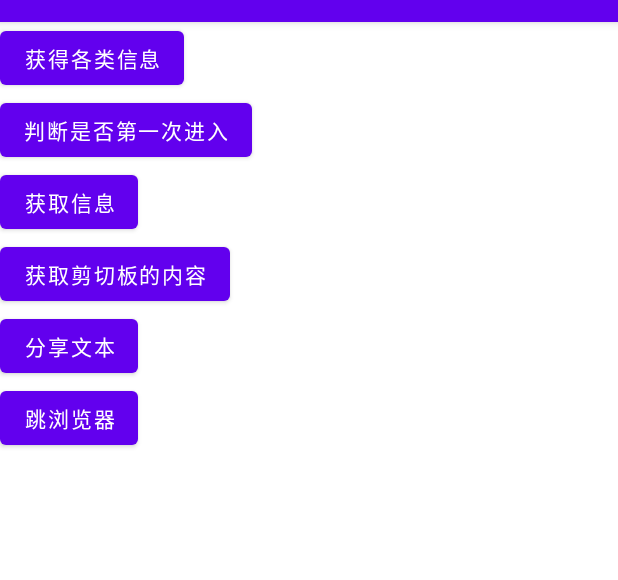
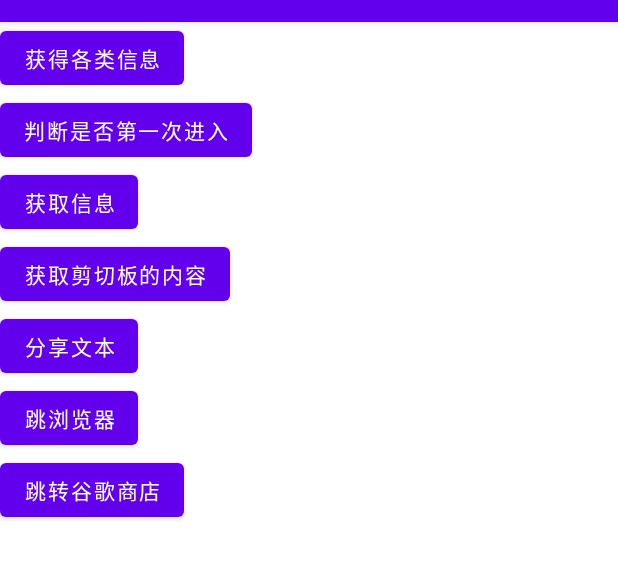
Before and after one commit to 18319557579/UtilsTest, an Android app: the screen it shows after launch (MainActivity), on a phone screen of 412 x 824 dp, the part 62-642 px from its top. Run offline under Robolectric (Android 15) with nearby library versions, the phone set to English and light mode, and no system bars.

Commit message:
增加跳转谷歌商店

```diff
--- a/app/src/main/java/com/hsf/utilstest/MainActivity.java
+++ b/app/src/main/java/com/hsf/utilstest/MainActivity.java
@@ -1,5 +1,6 @@
 package com.hsf.utilstest;
 
+import androidx.annotation.Nullable;
 import androidx.appcompat.app.AppCompatActivity;
 
 import android.content.Intent;
@@ -19,6 +20,7 @@ import com.hsf.utilstest.huangming.DeviceInfoUtils;
 import com.hsf.utilstest.huangming.GetPhoneInfo;
 import com.hsf.utilstest.print.PrintLog;
 import com.hsf.utilstest.share.ShareTest;
+import com.hsf.utilstest.shore.StoreUtils;
 
 import java.io.BufferedInputStream;
 import java.io.BufferedReader;
@@ -88,6 +90,14 @@ public class MainActivity extends AppCompatActivity {
                 Uri uri = Uri.parse("https://www.baidu.com");
                 Intent intent = new Intent(Intent.ACTION_VIEW, uri);
                 startActivity(intent);
+            }
+        });
+
+        binding.btnJumpGooglePlay.setOnClickListener(new View.OnClickListener() {
+            @Override
+            public void onClick(View view) {
+                //org.telegram.messenger
+                StoreUtils.launchAppDetail(MainActivity.this, "com.ruguoapp.jike", "com.heytap.market");
             }
         });
 
--- a/app/src/main/res/layout/activity_main.xml
+++ b/app/src/main/res/layout/activity_main.xml
@@ -43,6 +43,12 @@
         android:layout_height="wrap_content"
         android:text="跳浏览器"/>
 
+    <Button
+        android:id="@+id/btn_jump_google_play"
+        android:layout_width="wrap_content"
+        android:layout_height="wrap_content"
+        android:text="跳转谷歌商店"/>
+
 
 
 </LinearLayout>
```
Also changed, not shown: app/src/main/java/com/hsf/utilstest/shore/StoreUtils.java (added, +26 -0 lines).
